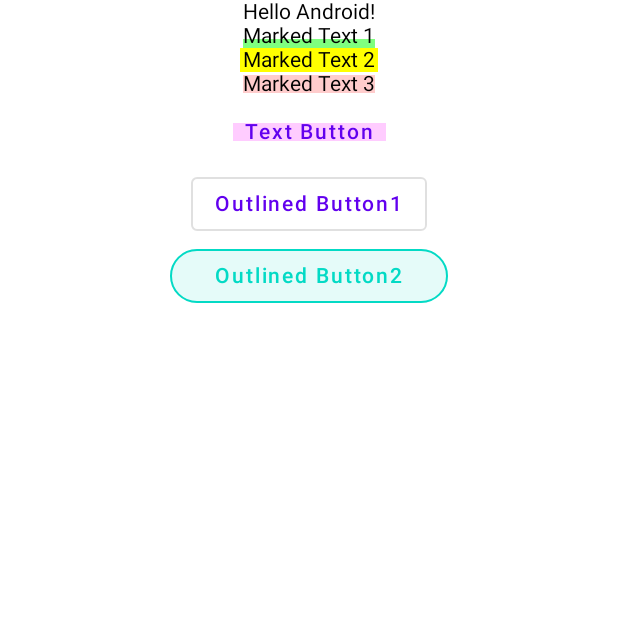
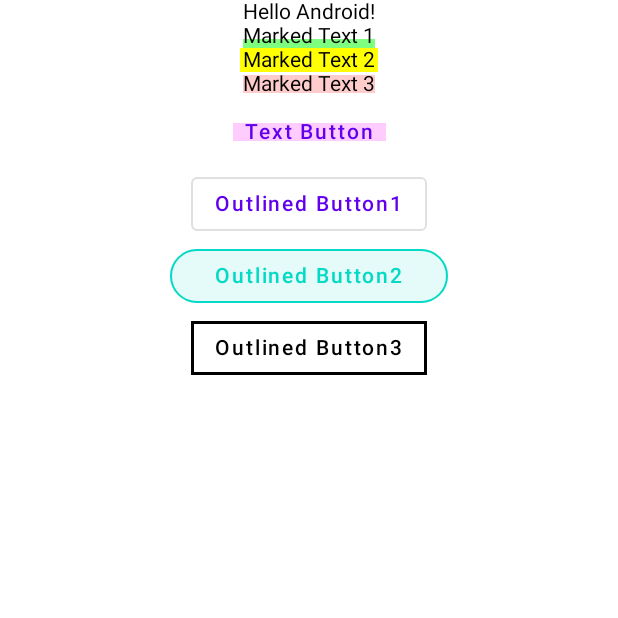
Before and after one commit to knyackiko/android-app-gallery, an Android app built with Jetpack Compose: the screen it shows after launch (MainActivity), on a phone screen of 412 x 824 dp, the top half of it. Run offline under Robolectric (Android 15) with nearby library versions, the phone set to English and light mode, and no system bars.

Commit message:
Add OutlinedButton sample

```diff
--- a/HelloComposeUI/app/src/main/java/com/github/knyackiko/hellocomposeui/ui/composables/button/OutlinedButton.kt
+++ b/HelloComposeUI/app/src/main/java/com/github/knyackiko/hellocomposeui/ui/composables/button/OutlinedButton.kt
@@ -4,10 +4,14 @@ import android.util.Log
 import androidx.compose.foundation.BorderStroke
 import androidx.compose.foundation.layout.PaddingValues
 import androidx.compose.foundation.shape.CircleShape
-import androidx.compose.material.ButtonDefaults
-import androidx.compose.material.OutlinedButton
-import androidx.compose.material.Text
+import androidx.compose.material.*
+import androidx.compose.material.ripple.LocalRippleTheme
+import androidx.compose.material.ripple.RippleAlpha
+import androidx.compose.material.ripple.RippleTheme
 import androidx.compose.runtime.Composable
+import androidx.compose.runtime.CompositionLocalProvider
+import androidx.compose.ui.graphics.Color
+import androidx.compose.ui.graphics.RectangleShape
 import androidx.compose.ui.tooling.preview.Preview
 import androidx.compose.ui.unit.dp
 import com.github.knyackiko.hellocomposeui.ui.theme.Teal200
@@ -56,3 +60,48 @@ fun OutlinedButton2() {
 fun PreviewOutlinedButton2() {
     OutlinedButton2()
 }
+
+/**
+ * リップルの色を変更
+ */
+@Composable
+fun OutlinedButton3() {
+    CompositionLocalProvider(
+        LocalRippleTheme provides object : RippleTheme {
+            @Composable
+            override fun defaultColor() =
+                RippleTheme.defaultRippleColor(
+                    contentColor = Color.Red,
+                    lightTheme = true,
+                )
+
+            @Composable
+            override fun rippleAlpha(): RippleAlpha =
+                RippleTheme.defaultRippleAlpha(
+                    contentColor = LocalContentColor.current,
+                    lightTheme = MaterialTheme.colors.isLight,
+                )
+        },
+    ) {
+        OutlinedButton(
+            onClick = { Log.d("OutlinedButton3", "clicked!") },
+            border = BorderStroke(
+                1.5.dp,
+                Color.Black,
+            ),
+            colors = ButtonDefaults.outlinedButtonColors(
+                contentColor = Color.Black,
+            ),
+            shape = RectangleShape,
+        ) {
+            Text(text = "Outlined Button3")
+        }
+    }
+
+}
+
+@Preview
+@Composable
+fun PreviewOutlinedButton3() {
+    OutlinedButton3()
+}
--- a/HelloComposeUI/app/src/main/java/com/github/knyackiko/hellocomposeui/ui/main/MainScreen.kt
+++ b/HelloComposeUI/app/src/main/java/com/github/knyackiko/hellocomposeui/ui/main/MainScreen.kt
@@ -10,6 +10,7 @@ import androidx.compose.ui.tooling.preview.Preview
 import com.github.knyackiko.hellocomposeui.ui.composables.*
 import com.github.knyackiko.hellocomposeui.ui.composables.button.PreviewOutlinedButton1
 import com.github.knyackiko.hellocomposeui.ui.composables.button.PreviewOutlinedButton2
+import com.github.knyackiko.hellocomposeui.ui.composables.button.PreviewOutlinedButton3
 
 @Composable
 fun MainScreen() {
@@ -25,6 +26,7 @@ fun MainScreen() {
             PreviewMarker4()
             PreviewOutlinedButton1()
             PreviewOutlinedButton2()
+            PreviewOutlinedButton3()
         }
     }
 }
```
